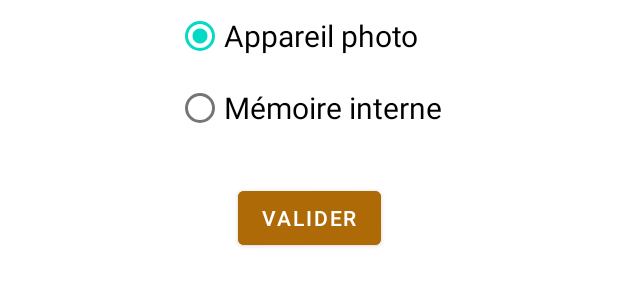
After one commit to bendressouarnaud/ecommercemobile, an Android app: the layout dialogchoixlayout.xml on its own in the app's theme, with its tools: preview values and no code run, on a phone screen of 412 x 824 dp. The commit adds this screen. Shown: the top 300 px of the screen. Run offline under Robolectric (Android 15) with nearby library versions, the phone set to English and light mode, and no system bars.

Commit message:
today from home

```diff
--- a/app/build.gradle
+++ b/app/build.gradle
@@ -25,7 +25,7 @@ android {
 
     buildTypes {
         debug {
-            buildConfigField "String", "API_BCK_URL", '"http://192.168.16.80:8080/"'
+            buildConfigField "String", "API_BCK_URL", '"http://192.168.16.80:8081/"'
             buildConfigField "String", "API_KEY_CINETPAY", '"13013879545bdc3a5579f458.42836232"'
             buildConfigField "String", "SITE_ID_CINETPAY", '"448173"'
             buildConfigField "int", "AGE_LIMIT", '18'
--- a/app/src/main/java/com/ankk/market/CompteActivity.java
+++ b/app/src/main/java/com/ankk/market/CompteActivity.java
@@ -141,6 +141,7 @@ public class CompteActivity extends AppCompatActivity {
         ct.setAdresse(binder.adressecompteinput.getText().toString());
         ct.setGenre(binder.radiof.isChecked() ? 0 : 1);
         if(viewmodel.getCompte().isEmpty()) ct.setFcmtoken("");
+        if(viewmodel.getCompte().isEmpty()) ct.setPwd("");
 
         // Now process :
         processDialog(ct);
--- /dev/null
+++ b/app/src/main/res/layout/dialogchoixlayout.xml
@@ -0,0 +1,50 @@
+<?xml version="1.0" encoding="utf-8"?>
+<androidx.constraintlayout.widget.ConstraintLayout
+    xmlns:android="http://schemas.android.com/apk/res/android"
+    android:layout_width="match_parent"
+    android:layout_height="match_parent"
+    xmlns:app="http://schemas.android.com/apk/res-auto">
+
+    <RadioGroup
+        android:layout_width="wrap_content"
+        android:layout_height="wrap_content"
+        app:layout_constraintStart_toStartOf="parent"
+        app:layout_constraintEnd_toEndOf="parent"
+        app:layout_constraintTop_toTopOf="parent"
+        android:orientation="vertical"
+        android:id="@+id/sourcefichierradiogroup"
+        >
+
+        <RadioButton
+            android:id="@+id/radiophoto"
+            android:layout_width="wrap_content"
+            android:layout_height="wrap_content"
+            android:text="Appareil photo"
+            android:textSize="20sp"
+            android:checked="true"
+            />
+
+        <RadioButton
+            android:id="@+id/radioimage"
+            android:layout_width="wrap_content"
+            android:layout_height="wrap_content"
+            android:text="Mémoire interne"
+            android:textSize="20sp"
+            />
+
+    </RadioGroup>
+
+    <Button
+        android:layout_width="wrap_content"
+        android:layout_height="wrap_content"
+        app:layout_constraintTop_toBottomOf="@id/sourcefichierradiogroup"
+        app:layout_constraintStart_toStartOf="parent"
+        app:layout_constraintEnd_toEndOf="parent"
+        android:text="Valider"
+        android:backgroundTint="#AE6A06"
+
+        android:id="@+id/butchoixsourcefichier"
+        android:layout_marginTop="25dp"
+        />
+        <!-- android:drawableLeft="@drawable/ic_attachment_file" -->
+</androidx.constraintlayout.widget.ConstraintLayout>
```
Also changed, not shown: app/src/main/java/com/ankk/market/PanierActivity.java (+18 -14 lines), app/src/main/java/com/ankk/market/adapters/AdapterListPanier.java (+57 -0 lines), app/src/main/java/com/ankk/market/models/Client.java (+11 -0 lines), app/src/main/java/com/ankk/market/viewmodels/PanierViewmodel.java (+69 -0 lines), 1 other file.
